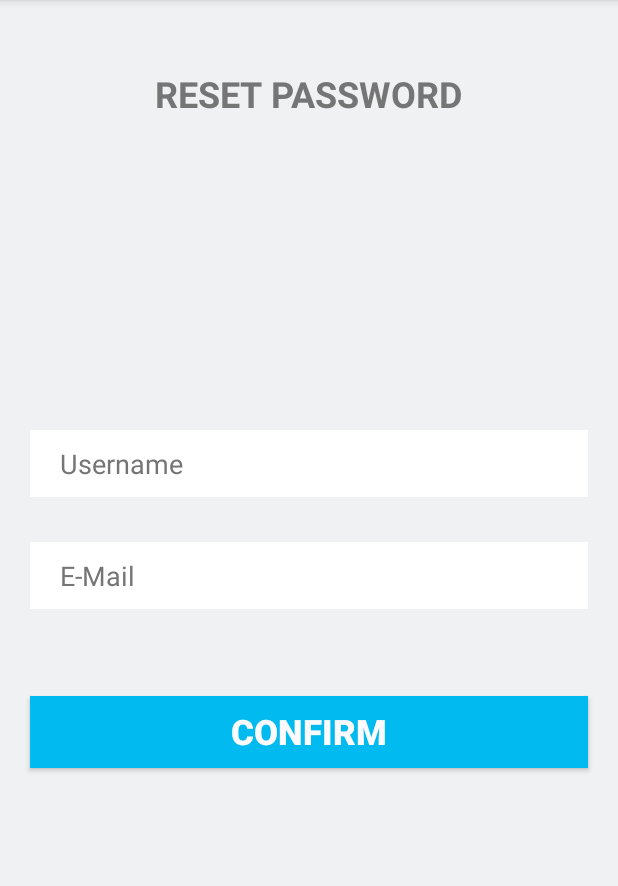
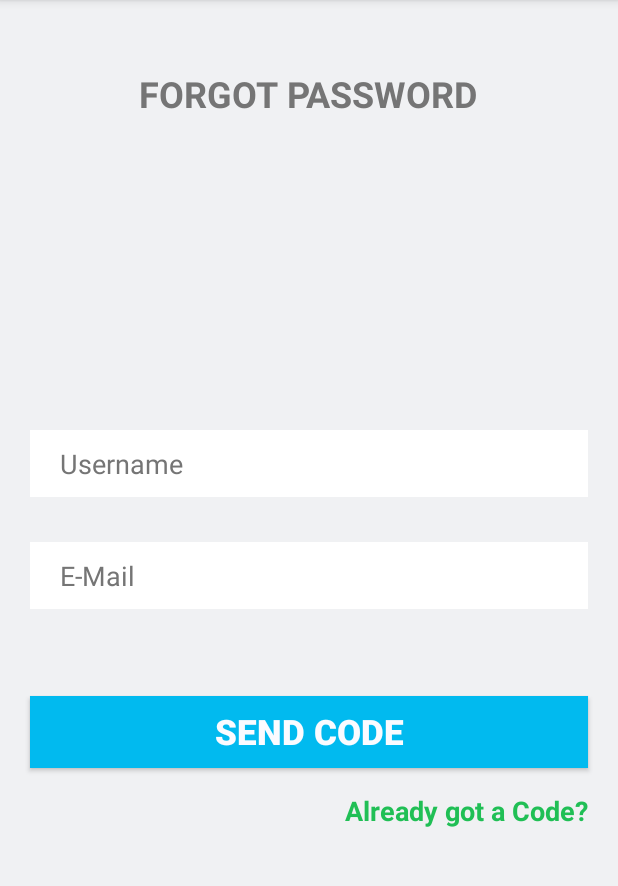
Before and after one commit to TomTonTech/sam, an Android app: the MainActivity screen opened directly, with no data from a screen before it, after a tap on "Forgot Password?", on a phone screen of 412 x 824 dp, the part 84-970 px from its top. Run offline under Robolectric (Android 15) with nearby library versions, the phone set to English and light mode, and no system bars.

Commit message:
changes by nap

```diff
--- a/app/src/main/AndroidManifest.xml
+++ b/app/src/main/AndroidManifest.xml
@@ -51,6 +51,8 @@
             android:name=".UpdateActivity"
             android:label="@string/title_activity_update" />
         <activity android:name=".ForgotPass" />
+        <activity android:name=".ResetPass" />
+        <activity android:name=".CheckPassCode" />
         <activity android:name=".ContactActivity"></activity>
     </application>
 
--- a/app/src/main/java/com/example/fathima/tomton/ForgotPass.java
+++ b/app/src/main/java/com/example/fathima/tomton/ForgotPass.java
@@ -4,6 +4,7 @@ import android.content.Context;
 import android.content.Intent;
 import android.os.Bundle;
 import android.support.v7.app.AppCompatActivity;
+import android.view.View;
 
 /**
  * Created by user on 2/9/2017.
@@ -16,12 +17,17 @@ public class ForgotPass extends AppCompatActivity{
         super.onCreate(savedInstanceState);
         setContentView(R.layout.activity_forgot_pass);
         context=this;
-
     }
     public void onBackPressed() {
         Intent myIntent = new Intent(ForgotPass.this, MainActivity.class);
         myIntent.setFlags(Intent.FLAG_ACTIVITY_CLEAR_TOP);// clear back stack
         startActivity(myIntent);
         finish();
+        return;
+    }
+    public void resetPass(View arg0)
+    {
+        Intent inte=new Intent(context,CheckPassCode.class);
+        startActivity(inte);
     }
 }
--- a/app/src/main/java/com/example/fathima/tomton/MainActivity.java
+++ b/app/src/main/java/com/example/fathima/tomton/MainActivity.java
@@ -28,7 +28,7 @@ import java.net.URL;
 public class MainActivity extends AppCompatActivity {
 
     // CONNECTION_TIMEOUT and READ_TIMEOUT are in milliseconds
-    public static final String URL_ADDR="http://192.168.1.100/android/";
+    public static final String URL_ADDR="http://10.0.2.2/android/";
     public static final int CONNECTION_TIMEOUT=10000;
     public static final int READ_TIMEOUT=15000;
     private EditText etUser;
--- a/app/src/main/res/layout/activity_forgot_pass.xml
+++ b/app/src/main/res/layout/activity_forgot_pass.xml
@@ -27,7 +27,7 @@
         android:layout_centerInParent="true" />
 
     <TextView
-        android:text="RESET PASSWORD"
+        android:text="FORGOT PASSWORD"
         android:layout_width="wrap_content"
         android:layout_height="wrap_content"
         android:id="@+id/reset"
@@ -59,7 +59,7 @@
         android:layout_centerHorizontal="false" />
 
     <Button
-        android:text="CONFIRM"
+        android:text="SEND CODE"
         android:layout_width="match_parent"
         android:layout_height="wrap_content"
         android:layout_below="@+id/email"
@@ -73,4 +73,18 @@
         android:layout_marginRight="20dp"
         android:textStyle="bold" />
 
+    <TextView
+        android:text="Already got a Code?"
+        android:layout_width="wrap_content"
+        android:layout_height="wrap_content"
+        android:layout_below="@+id/confirm"
+        android:layout_marginTop="16dp"
+        android:id="@+id/resetText"
+        android:layout_alignEnd="@+id/confirm"
+        android:textColor="@color/colorPrimaryDark"
+        android:textSize="18sp"
+        android:textStyle="normal|bold"
+        android:clickable="true"
+        android:onClick="resetPass" />
+
 </RelativeLayout>
```
Also changed, not shown: 2 other files.
